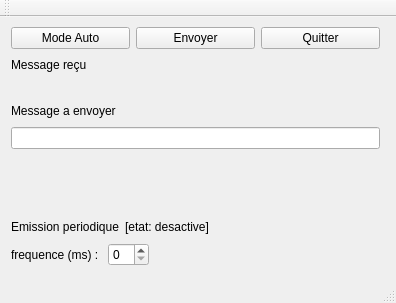
Before: the Qt Designer form core/apps/BAS/mainwindow.ui in MinhNghiaD/Airplug-ClearPath, drawn with Qt 5.
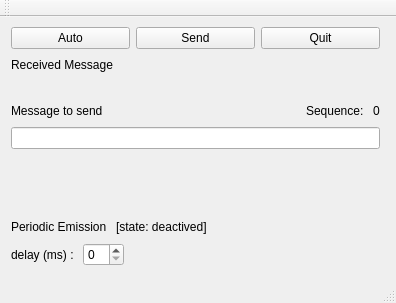
After: the same form once the commit is applied.

Patch:
```diff
--- a/core/apps/BAS/mainwindow.ui
+++ b/core/apps/BAS/mainwindow.ui
@@ -32,21 +32,21 @@
        <item>
         <widget class="QPushButton" name="autoBtn">
          <property name="text">
-          <string>Mode Auto</string>
+          <string>Auto</string>
          </property>
         </widget>
        </item>
        <item>
         <widget class="QPushButton" name="sendBtn">
          <property name="text">
-          <string>Envoyer</string>
+          <string>Send</string>
          </property>
         </widget>
        </item>
        <item>
         <widget class="QPushButton" name="quitBtn">
          <property name="text">
-          <string>Quitter</string>
+          <string>Quit</string>
          </property>
         </widget>
        </item>
@@ -59,7 +59,7 @@
          <item>
           <widget class="QLabel" name="messageLabel">
            <property name="text">
-            <string>Message reçu</string>
+            <string>Received Message</string>
            </property>
           </widget>
          </item>
@@ -94,7 +94,7 @@
          <item>
           <widget class="QLabel" name="messageLabel_2">
            <property name="text">
-            <string>Message a envoyer</string>
+            <string>Message to send</string>
            </property>
           </widget>
          </item>
@@ -111,6 +111,20 @@
            </property>
           </spacer>
          </item>
+         <item>
+          <widget class="QLabel" name="sequenceLabel">
+           <property name="text">
+            <string>Sequence: </string>
+           </property>
+          </widget>
+         </item>
+         <item>
+          <widget class="QLabel" name="label_2">
+           <property name="text">
+            <string>0</string>
+           </property>
+          </widget>
+         </item>
         </layout>
        </item>
        <item>
@@ -138,14 +152,14 @@
          <item>
           <widget class="QLabel" name="emissionLabel">
            <property name="text">
-            <string>Emission periodique</string>
+            <string>Periodic Emission </string>
            </property>
           </widget>
          </item>
          <item>
           <widget class="QLabel" name="emissionStatus">
            <property name="text">
-            <string>[etat: desactive]</string>
+            <string>[state: deactived]</string>
            </property>
           </widget>
          </item>
@@ -169,7 +183,7 @@
          <item>
           <widget class="QLabel" name="frequencyLabel">
            <property name="text">
-            <string>frequence (ms) : </string>
+            <string>delay (ms) : </string>
            </property>
           </widget>
          </item>
```
